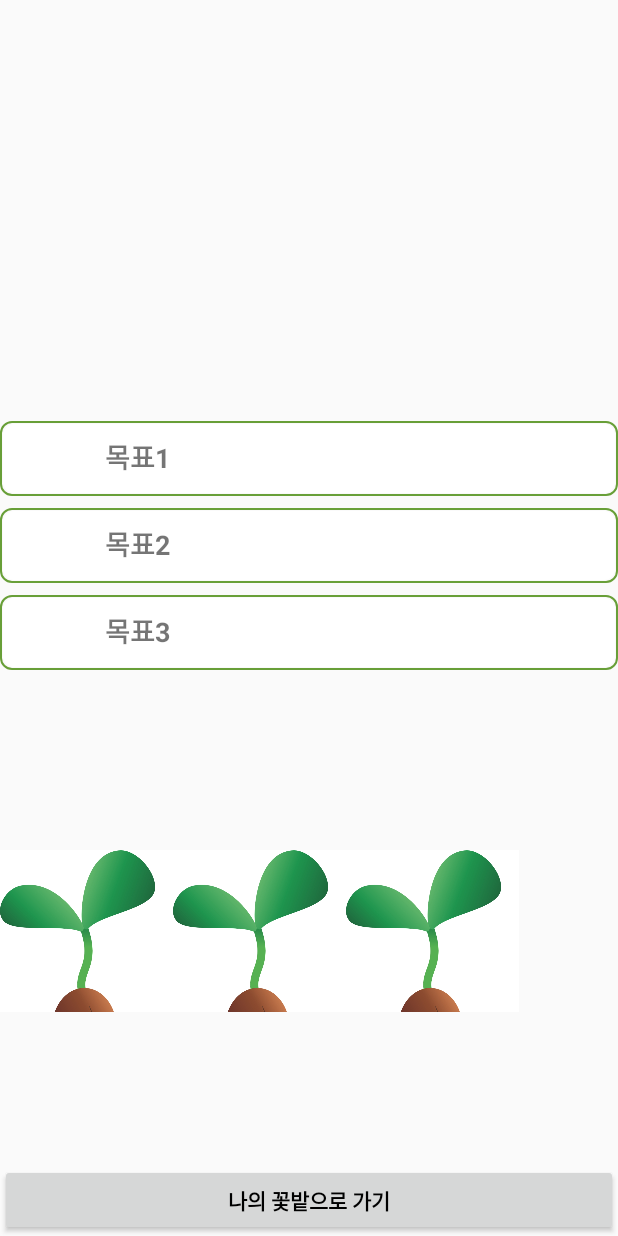
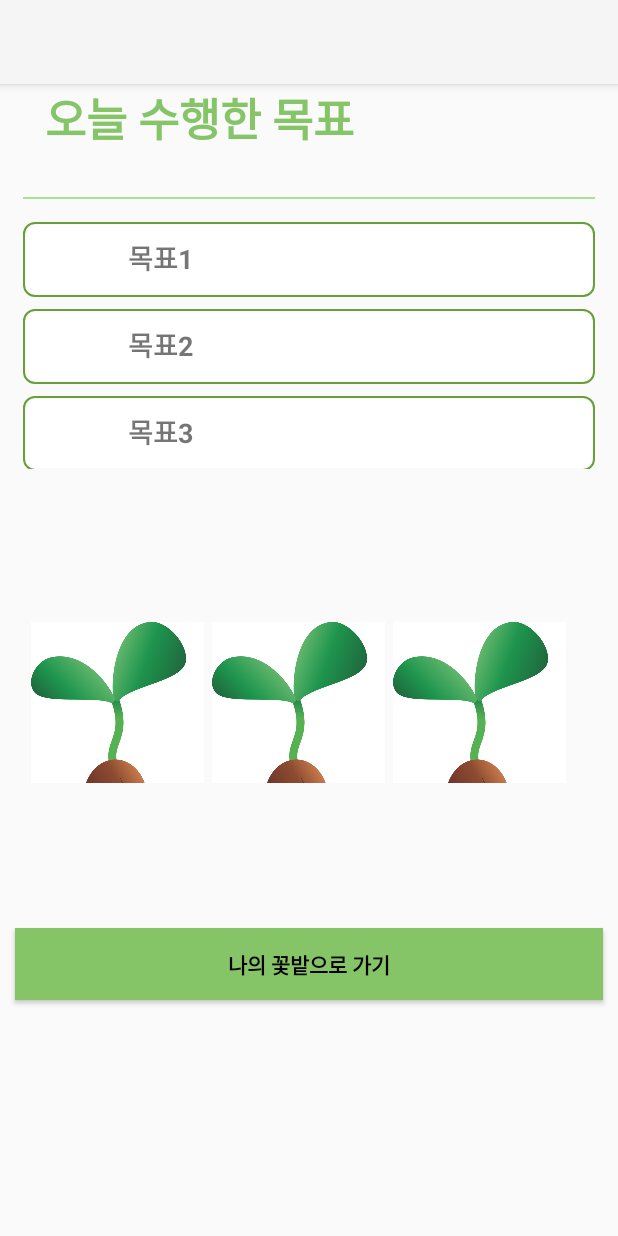
Before and after one commit to MST-planning/MotiMates, an Android app: the AchievementMain screen opened directly, with no data from a screen before it, on a phone screen of 412 x 824 dp. Run offline under Robolectric (Android 15) with nearby library versions, the phone set to English and light mode, and no system bars.

Commit message:
achievement_main 리사이클러뷰 수정

```diff
--- a/app/src/main/java/com/example/motimates/AchAdapter.kt
+++ b/app/src/main/java/com/example/motimates/AchAdapter.kt
@@ -22,6 +22,7 @@ class AchAdapter(val datas: MutableList<String>): RecyclerView.Adapter<RecyclerV
         binding.achContent.text = datas[position]
         binding.achContent.setOnClickListener(){
             val intent= Intent(binding.achContent.context, Achievement::class.java)
+            intent.putExtra("goalTitle", binding.achContent.text.toString())
             binding.achContent.context.startActivity(intent) //목표 리스트 리사이클러 뷰 클릭 이벤트 처리(목표 수행 페이지로 이동)
         }
     }
--- a/app/src/main/res/layout/activity_achievement_main.xml
+++ b/app/src/main/res/layout/activity_achievement_main.xml
@@ -1,22 +1,58 @@
 <?xml version="1.0" encoding="utf-8"?>
-<LinearLayout xmlns:android="http://schemas.android.com/apk/res/android"
+
+<androidx.drawerlayout.widget.DrawerLayout xmlns:android="http://schemas.android.com/apk/res/android"
+    xmlns:app="http://schemas.android.com/apk/res-auto"
     xmlns:tools="http://schemas.android.com/tools"
+    android:id="@+id/drawer"
     android:layout_width="match_parent"
     android:layout_height="match_parent"
-    tools:context=".AchievementMain"
-    android:layout_margin="30dp"
-    android:orientation="vertical"
-    android:gravity="bottom">
+    tools:context=".AchievementMain">
+    <LinearLayout
+        android:layout_width="match_parent"
+        android:layout_height="match_parent"
+        android:orientation="vertical">
+
+        <com.google.android.material.appbar.AppBarLayout
+            android:layout_width="match_parent"
+            android:layout_height="wrap_content">
+            <androidx.appcompat.widget.Toolbar
+                android:id="@+id/toolbar"
+                android:layout_width="match_parent"
+                android:layout_height="?attr/actionBarSize"
+                android:background="?attr/colorPrimary" />
+        </com.google.android.material.appbar.AppBarLayout>
+
+        <TextView
+            android:id="@+id/titleTextView"
+            android:layout_width="match_parent"
+            android:layout_height="wrap_content"
+            android:text="오늘 수행한 목표"
+            android:textSize="30dp"
+            android:textColor="#85C567"
+            android:textStyle="bold"
+            android:gravity="start"
+            android:layout_marginLeft="30dp"
+            android:layout_marginBottom="30dp"/> //제목
+
+        <View
+            android:id="@+id/dividerView"
+            android:layout_width="match_parent"
+            android:layout_height="1dp"
+            android:layout_marginLeft="15dp"
+            android:layout_marginRight="15dp"
+            android:background="#ADE095" /> //구분선
 
         <androidx.recyclerview.widget.RecyclerView
             android:id="@+id/recycler_ach"
+            android:layout_margin="15dp"
             android:layout_width="match_parent"
-        android:layout_height="200dp"
+            android:layout_height="180dp"
             android:paddingBottom="15dp"
             tools:listitem="@layout/ach_item_view"/> //목표 리스트 띄우는 부분, recyclerview(vertical) 연결
 
         <androidx.recyclerview.widget.RecyclerView
             android:id="@+id/recycler_flower"
+            android:layout_marginLeft="15dp"
             android:layout_width="match_parent"
             android:layout_height="wrap_content"
             android:paddingBottom="15dp"
@@ -26,8 +62,17 @@
             android:id="@+id/garden_button"
             android:layout_width="match_parent"
             android:layout_height="wrap_content"
+            android:layout_margin="10dp"
             android:text="@string/my_garden"
             android:textStyle="bold"
-        android:textColor="@color/black"/>
-
+            android:textColor="@color/black"
+            android:background="@color/SubColor"/>
     </LinearLayout>
+    <com.google.android.material.navigation.NavigationView
+        android:id="@+id/nav_view"
+        android:layout_width="wrap_content"
+        android:layout_height="match_parent"
+        android:layout_gravity="start"
+        app:headerLayout="@layout/navigation_header"
+        app:menu="@menu/menu_navigation"/>
+</androidx.drawerlayout.widget.DrawerLayout>
--- a/app/src/main/res/layout/flower_item_view.xml
+++ b/app/src/main/res/layout/flower_item_view.xml
@@ -7,6 +7,7 @@
     <ImageView
         android:id="@+id/flowerContent"
         android:layout_width="115dp"
-        android:layout_height="280dp"
+        android:layout_height="250dp"
+        android:layout_marginLeft="5dp"
         android:src="@drawable/example_image"/>
 </LinearLayout>
```
Lines whose indentation alone changed are shown as unchanged.
